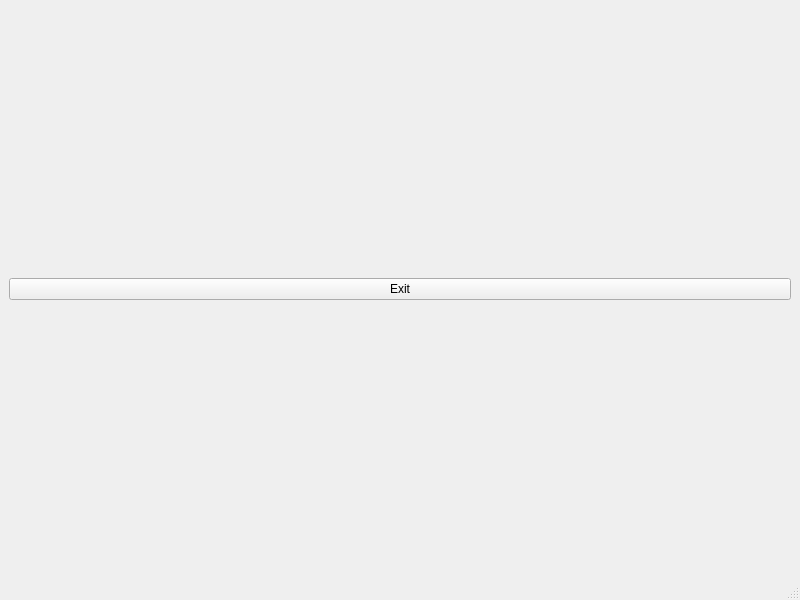
This is Qt/2DGUI/MainWindow.ui in mbrucher/TBSE as Qt 5 draws it before an edit. The edited form follows.
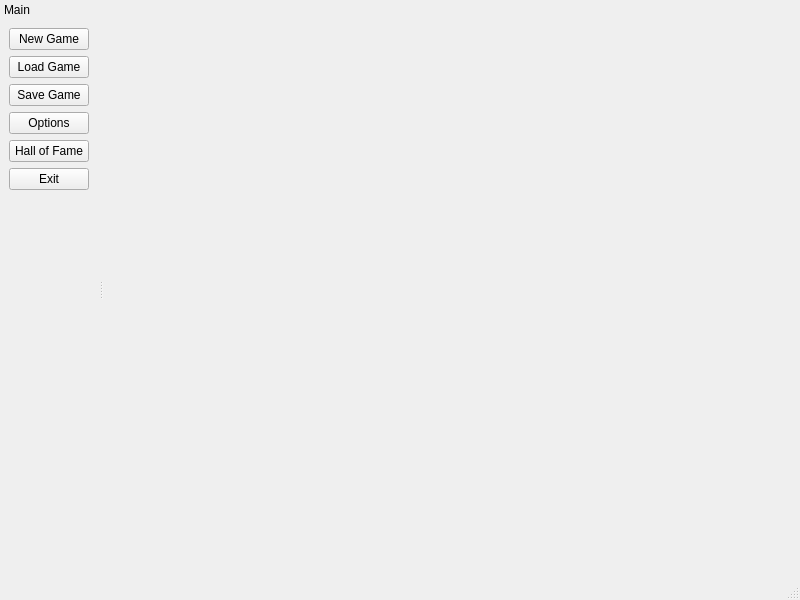
This is the edited form.

Commit message: Enhanced the automatic construction of the main window (added a dock)

```diff
--- a/Qt/2DGUI/MainWindow.ui
+++ b/Qt/2DGUI/MainWindow.ui
@@ -14,15 +14,7 @@
    <string>MainWindow</string>
   </property>
   <widget class="QWidget" name="centralwidget">
-   <layout class="QGridLayout" name="gridLayout">
-    <item row="0" column="0">
-     <widget class="QPushButton" name="pushButton">
-      <property name="text">
-       <string>Exit</string>
-      </property>
-     </widget>
-    </item>
-   </layout>
+   <layout class="QGridLayout" name="gridLayout"/>
   </widget>
   <widget class="QMenuBar" name="menubar">
    <property name="geometry">
@@ -35,6 +27,79 @@
    </property>
   </widget>
   <widget class="QStatusBar" name="statusbar"/>
+  <widget class="QDockWidget" name="mainDock">
+   <property name="enabled">
+    <bool>true</bool>
+   </property>
+   <property name="features">
+    <set>QDockWidget::NoDockWidgetFeatures</set>
+   </property>
+   <property name="windowTitle">
+    <string>Main</string>
+   </property>
+   <attribute name="dockWidgetArea">
+    <number>1</number>
+   </attribute>
+   <widget class="QWidget" name="dockWidgetContents">
+    <layout class="QGridLayout" name="gridLayout_2">
+     <item row="5" column="2">
+      <widget class="QPushButton" name="exitButton">
+       <property name="text">
+        <string>Exit</string>
+       </property>
+      </widget>
+     </item>
+     <item row="0" column="2">
+      <widget class="QPushButton" name="newButton">
+       <property name="text">
+        <string>New Game</string>
+       </property>
+      </widget>
+     </item>
+     <item row="6" column="2">
+      <spacer name="verticalSpacer">
+       <property name="orientation">
+        <enum>Qt::Vertical</enum>
+       </property>
+       <property name="sizeHint" stdset="0">
+        <size>
+         <width>20</width>
+         <height>40</height>
+        </size>
+       </property>
+      </spacer>
+     </item>
+     <item row="1" column="2">
+      <widget class="QPushButton" name="loadButton">
+       <property name="text">
+        <string>Load Game</string>
+       </property>
+      </widget>
+     </item>
+     <item row="2" column="2">
+      <widget class="QPushButton" name="saveButton">
+       <property name="text">
+        <string>Save Game</string>
+       </property>
+      </widget>
+     </item>
+     <item row="3" column="2">
+      <widget class="QPushButton" name="optionsButton">
+       <property name="text">
+        <string>Options</string>
+       </property>
+      </widget>
+     </item>
+     <item row="4" column="2">
+      <widget class="QPushButton" name="hofButton">
+       <property name="text">
+        <string>Hall of Fame</string>
+       </property>
+      </widget>
+     </item>
+    </layout>
+   </widget>
+  </widget>
  </widget>
  <resources/>
  <connections/>
```
Left out of the diff: 25 changed lines with no effect on the pictures. The commit also changes 3 other files.
